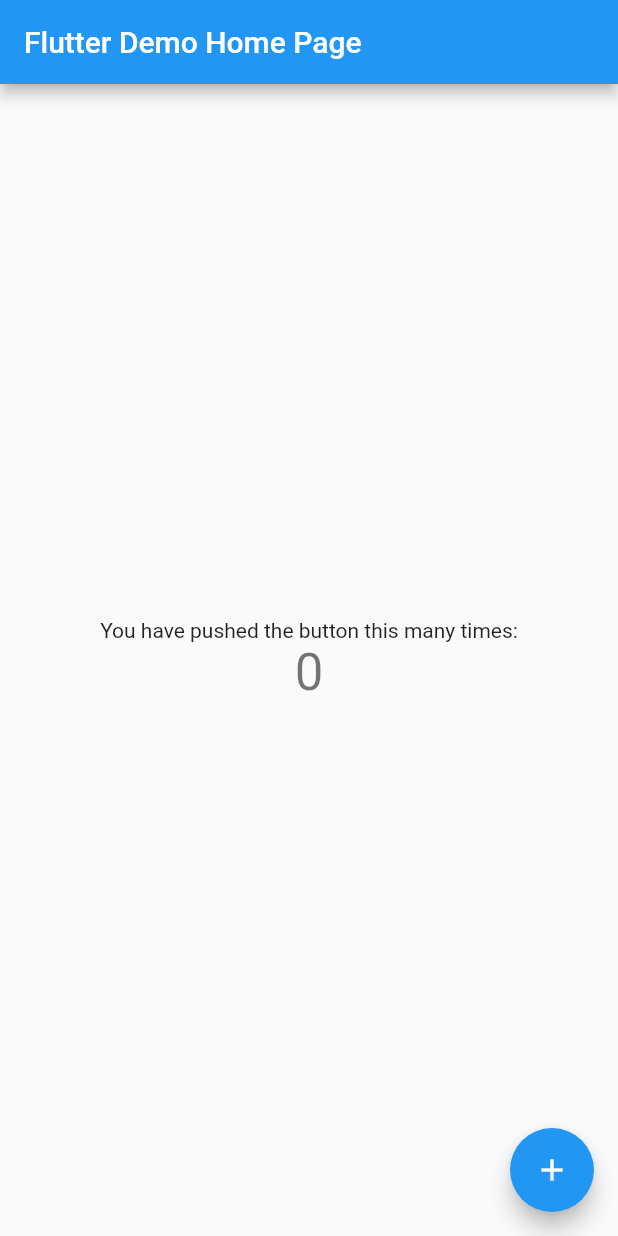
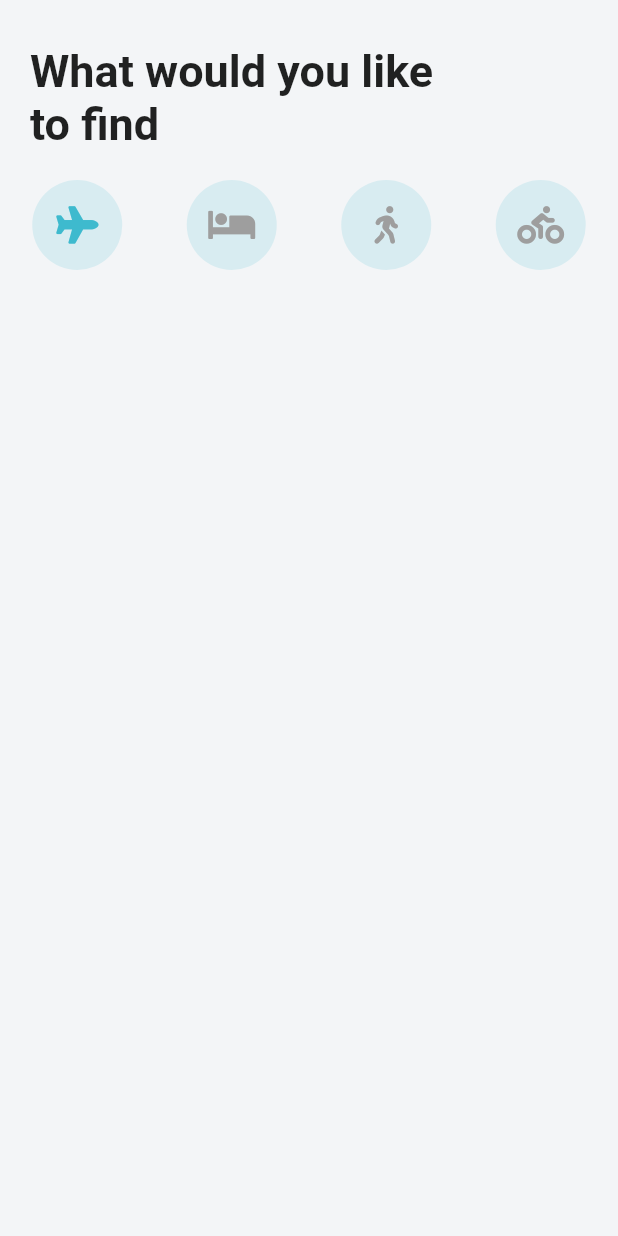
Before and after one commit to jobic10/flutter-travel-ui, a Flutter app: the screen it shows after launch, on a phone screen of 412 x 824 dp. Run offline on Flutter 3.47's test engine with Material 2 defaults, Android fonts, the phone set to English and light mode, and no system bars; our stand-ins replace font_awesome_flutter.

Commit message:
💄  UI

```diff
--- a/lib/main.dart
+++ b/lib/main.dart
@@ -1,113 +1,22 @@
 import 'package:flutter/material.dart';
+import 'package:travel_ui/screens/home.dart';
 
 void main() {
   runApp(MyApp());
 }
 
 class MyApp extends StatelessWidget {
-  // This widget is the root of your application.
   @override
   Widget build(BuildContext context) {
     return MaterialApp(
-      title: 'Flutter Demo',
+      title: 'Flutter Travel UI',
+      debugShowCheckedModeBanner: false,
       theme: ThemeData(
-        // This is the theme of your application.
-        //
-        // Try running your application with "flutter run". You'll see the
-        // application has a blue toolbar. Then, without quitting the app, try
-        // changing the primarySwatch below to Colors.green and then invoke
-        // "hot reload" (press "r" in the console where you ran "flutter run",
-        // or simply save your changes to "hot reload" in a Flutter IDE).
-        // Notice that the counter didn't reset back to zero; the application
-        // is not restarted.
-        primarySwatch: Colors.blue,
+        primaryColor: Color(0XFF3EBACE),
+        accentColor: Color(0XFFD8ECF1),
+        scaffoldBackgroundColor: Color(0XFFF3F5F7),
       ),
-      home: MyHomePage(title: 'Flutter Demo Home Page'),
+      home: HomeScreen(),
     );
   }
 }
-
-class MyHomePage extends StatefulWidget {
-  MyHomePage({Key? key, required this.title}) : super(key: key);
-
-  // This widget is the home page of your application. It is stateful, meaning
-  // that it has a State object (defined below) that contains fields that affect
-  // how it looks.
-
-  // This class is the configuration for the state. It holds the values (in this
-  // case the title) provided by the parent (in this case the App widget) and
-  // used by the build method of the State. Fields in a Widget subclass are
-  // always marked "final".
-
-  final String title;
-
-  @override
-  _MyHomePageState createState() => _MyHomePageState();
-}
-
-class _MyHomePageState extends State<MyHomePage> {
-  int _counter = 0;
-
-  void _incrementCounter() {
-    setState(() {
-      // This call to setState tells the Flutter framework that something has
-      // changed in this State, which causes it to rerun the build method below
-      // so that the display can reflect the updated values. If we changed
-      // _counter without calling setState(), then the build method would not be
-      // called again, and so nothing would appear to happen.
-      _counter++;
-    });
-  }
-
-  @override
-  Widget build(BuildContext context) {
-    // This method is rerun every time setState is called, for instance as done
-    // by the _incrementCounter method above.
-    //
-    // The Flutter framework has been optimized to make rerunning build methods
-    // fast, so that you can just rebuild anything that needs updating rather
-    // than having to individually change instances of widgets.
-    return Scaffold(
-      appBar: AppBar(
-        // Here we take the value from the MyHomePage object that was created by
-        // the App.build method, and use it to set our appbar title.
-        title: Text(widget.title),
-      ),
-      body: Center(
-        // Center is a layout widget. It takes a single child and positions it
-        // in the middle of the parent.
-        child: Column(
-          // Column is also a layout widget. It takes a list of children and
-          // arranges them vertically. By default, it sizes itself to fit its
-          // children horizontally, and tries to be as tall as its parent.
-          //
-          // Invoke "debug painting" (press "p" in the console, choose the
-          // "Toggle Debug Paint" action from the Flutter Inspector in Android
-          // Studio, or the "Toggle Debug Paint" command in Visual Studio Code)
-          // to see the wireframe for each widget.
-          //
-          // Column has various properties to control how it sizes itself and
-          // how it positions its children. Here we use mainAxisAlignment to
-          // center the children vertically; the main axis here is the vertical
-          // axis because Columns are vertical (the cross axis would be
-          // horizontal).
-          mainAxisAlignment: MainAxisAlignment.center,
-          children: <Widget>[
-            Text(
-              'You have pushed the button this many times:',
-            ),
-            Text(
-              '$_counter',
-              style: Theme.of(context).textTheme.headline4,
-            ),
-          ],
-        ),
-      ),
-      floatingActionButton: FloatingActionButton(
-        onPressed: _incrementCounter,
-        tooltip: 'Increment',
-        child: Icon(Icons.add),
-      ), // This trailing comma makes auto-formatting nicer for build methods.
-    );
-  }
-}
--- /dev/null
+++ b/lib/screens/home.dart
@@ -0,0 +1,77 @@
+import 'package:flutter/material.dart';
+import 'package:font_awesome_flutter/font_awesome_flutter.dart';
+
+class HomeScreen extends StatefulWidget {
+  const HomeScreen({Key? key}) : super(key: key);
+
+  @override
+  _HomeScreenState createState() => _HomeScreenState();
+}
+
+class _HomeScreenState extends State<HomeScreen> {
+  List<IconData> _icons = [
+    FontAwesomeIcons.plane,
+    FontAwesomeIcons.bed,
+    FontAwesomeIcons.walking,
+    FontAwesomeIcons.biking,
+  ];
+  int _selectedIndex = 0;
+
+  Widget _buildIcon(int index) {
+    return Container(
+      height: 60,
+      width: 60,
+      decoration: BoxDecoration(
+        color: Theme.of(context).accentColor,
+        borderRadius: BorderRadius.circular(30),
+      ),
+      child: GestureDetector(
+        child: Icon(
+          _icons[index],
+          size: 25,
+          color: _selectedIndex == index
+              ? Theme.of(context).primaryColor
+              : Colors.grey,
+        ),
+        onTap: () {
+          setState(() {
+            _selectedIndex = index;
+          });
+        },
+      ),
+    );
+  }
+
+  @override
+  Widget build(BuildContext context) {
+    return Scaffold(
+      body: SafeArea(
+        child: ListView(
+          padding: EdgeInsets.symmetric(vertical: 30),
+          children: [
+            Padding(
+              padding: const EdgeInsets.only(left: 20.0, right: 120),
+              child: Text(
+                'What would you like to find',
+                style: TextStyle(fontSize: 30, fontWeight: FontWeight.bold),
+              ),
+            ),
+            SizedBox(height: 20),
+            Row(
+              mainAxisAlignment: MainAxisAlignment.spaceAround,
+              children: _icons
+                  .asMap()
+                  .entries
+                  .map(
+                    (e) => _buildIcon(
+                      (e.key),
+                    ),
+                  )
+                  .toList(),
+            ),
+          ],
+        ),
+      ),
+    );
+  }
+}
```
